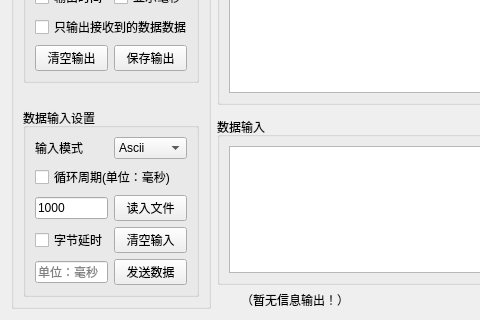
Qt form src/comment/SAKIODeviceWidget.ui (x-tools-author/x-tools) before a commit; both pictures show x 0 to 480 and y 280 to 600 of the 1024 by 600 pixel window.
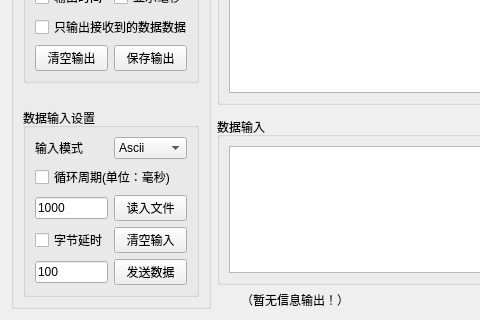
The same form after that commit.

Patch:
```diff
--- a/src/comment/SAKIODeviceWidget.ui
+++ b/src/comment/SAKIODeviceWidget.ui
@@ -364,6 +364,9 @@
          </item>
          <item row="4" column="0">
           <widget class="QLineEdit" name="lineEditBytesDelayTime">
+           <property name="text">
+            <string>100</string>
+           </property>
            <property name="placeholderText">
             <string>单位：毫秒</string>
            </property>
```
